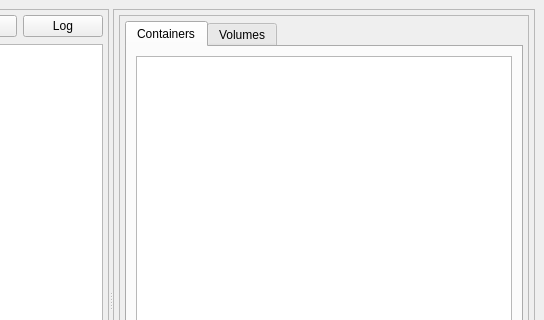
Before: the Qt Designer form resources/ui/kube_rider_main.ui in namuan/kube-rider, drawn with Qt 5; both pictures show x 327 to 871 and y 0 to 320 of the 871 by 600 pixel window.
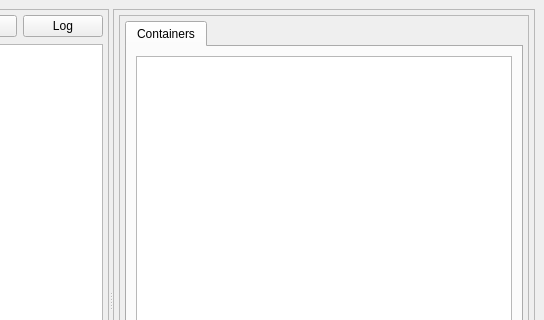
After: the same form once the commit is applied.

```diff
--- a/resources/ui/kube_rider_main.ui
+++ b/resources/ui/kube_rider_main.ui
@@ -166,11 +166,6 @@
                 </item>
                </layout>
               </widget>
-              <widget class="QWidget" name="tab_4">
-               <attribute name="title">
-                <string>Volumes</string>
-               </attribute>
-              </widget>
              </widget>
             </item>
            </layout>
```
